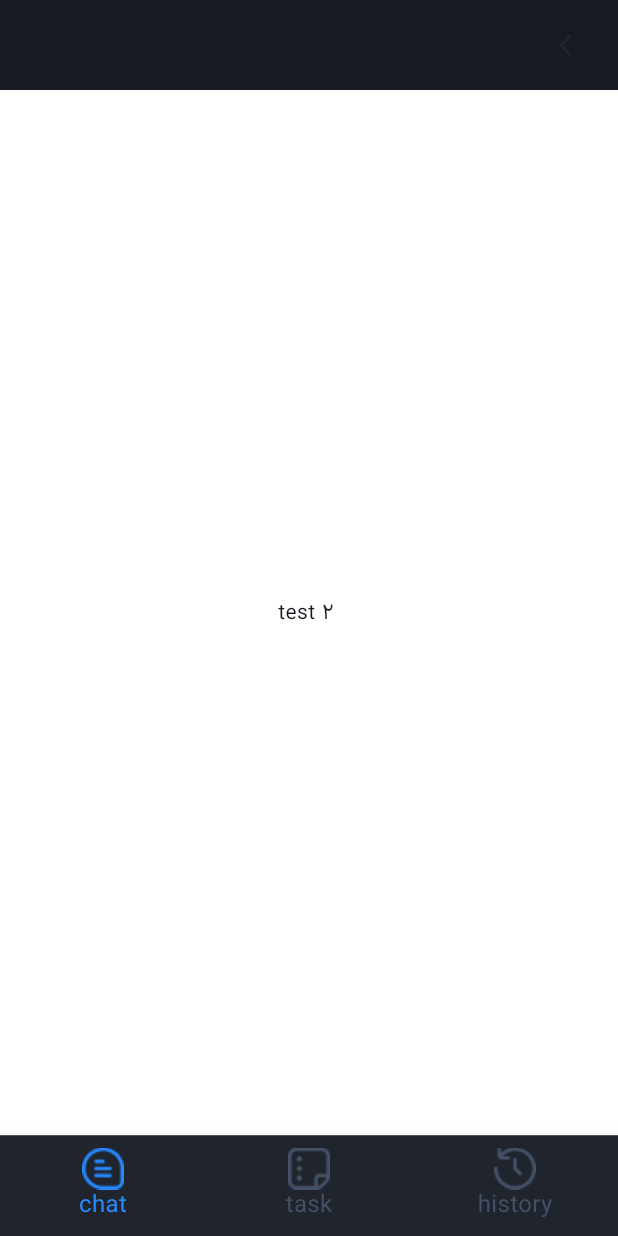
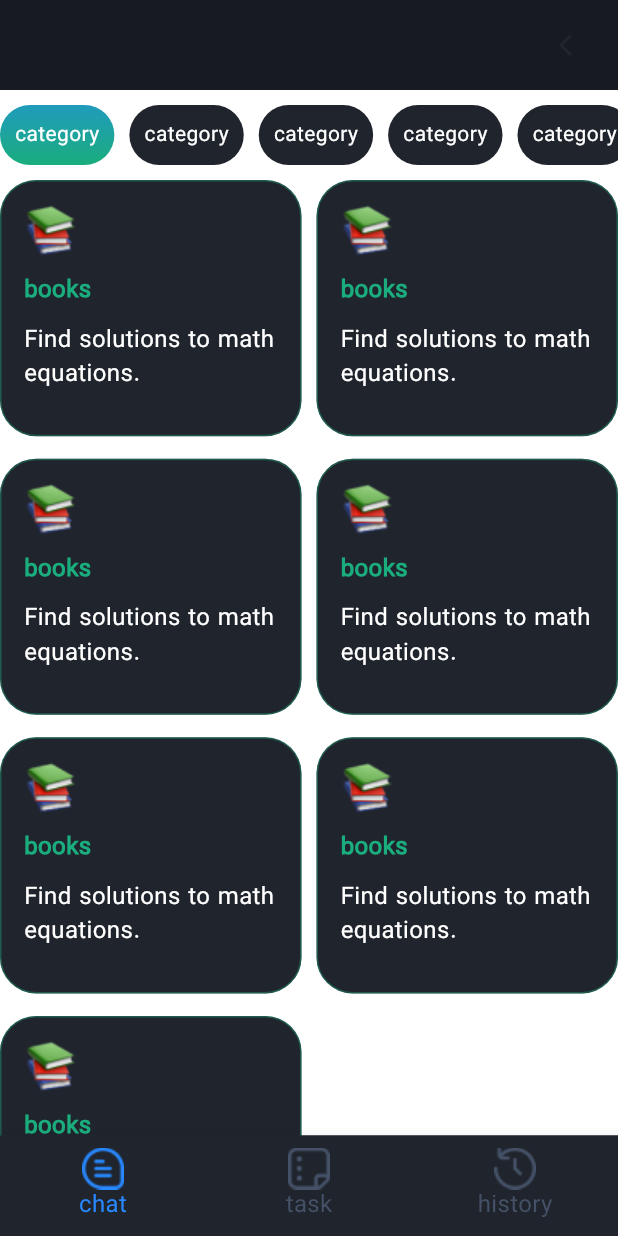
Before and after one commit to amirzt/gpt_client, a Flutter app: the screen it shows after launch, swiped to page 2, on a phone screen of 412 x 824 dp. Run offline on Flutter 3.47's test engine with Material 2 defaults, Android fonts, the phone set to English and light mode, and no system bars; our stand-ins replace easy_localization, font_awesome_flutter, get, package_info_plus, progress_indicators, shared_preferences and 2 more; missing offline and left inert: platform_device_id_v3.

Commit message:
added tasks page

```diff
--- a/lib/core/colors.dart
+++ b/lib/core/colors.dart
@@ -11,7 +11,7 @@ class GlobalColors {
   static Color grey = const Color.fromARGB(255, 72, 72, 72);
 
   // text
-  static Color borderColor = const Color.fromARGB(255, 26, 173, 125);
+  static Color borderColor = const Color.fromARGB(102, 26, 173, 125);
   static Color greenTextColor = const Color.fromARGB(255, 26, 173, 125);
   static Color whiteTextColor = const Color.fromARGB(255, 255, 255, 255);
   static Color bodyTextColor = const Color.fromARGB(255, 225, 225, 225);
--- a/lib/module/task/task_controller.dart
+++ b/lib/module/task/task_controller.dart
@@ -9,8 +9,25 @@ class TaskController extends GetxController {
 
   var selectedIndex = 0.obs;
 
-  List<Category> categories = [];
-  List<Task> items = [];
+  List<Category> categories = [
+    Category(name: 'category', id: 1),
+    Category(name: 'category', id: 1),
+    Category(name: 'category', id: 1),
+    Category(name: 'category', id: 1),
+    Category(name: 'category', id: 1),
+    Category(name: 'category', id: 1),
+
+  ];
+  List<Task> items = [
+    Task(name: 'books', id: 1, icon: 'assets/icons/studying.png', description: 'Find solutions to math equations.', offline: true, script: 'script'),
+    Task(name: 'books', id: 1, icon: 'assets/icons/studying.png', description: 'Find solutions to math equations.', offline: true, script: 'script'),
+    Task(name: 'books', id: 1, icon: 'assets/icons/studying.png', description: 'Find solutions to math equations.', offline: true, script: 'script'),
+    Task(name: 'books', id: 1, icon: 'assets/icons/studying.png', description: 'Find solutions to math equations.', offline: true, script: 'script'),
+    Task(name: 'books', id: 1, icon: 'assets/icons/studying.png', description: 'Find solutions to math equations.', offline: true, script: 'script'),
+    Task(name: 'books', id: 1, icon: 'assets/icons/studying.png', description: 'Find solutions to math equations.', offline: true, script: 'script'),
+    Task(name: 'books', id: 1, icon: 'assets/icons/studying.png', description: 'Find solutions to math equations.', offline: true, script: 'script'),
+
+  ];
 
   getCategories() async{
     isCategoryLoading.value = true;
--- a/lib/module/task/task_page.dart
+++ b/lib/module/task/task_page.dart
@@ -2,6 +2,8 @@
 import 'package:flutter/material.dart';
 import 'package:get/get.dart';
 import 'package:gpt/module/task/task_controller.dart';
+import 'package:gpt/module/task/widgets/categories_widget.dart';
+import 'package:gpt/module/task/widgets/task_item_widget.dart';
 
 class Taskpage extends GetView<TaskController>{
   const Taskpage({super.key});
@@ -10,9 +12,29 @@ class Taskpage extends GetView<TaskController>{
   Widget build(BuildContext context) {
     Get.put(TaskController());
     return Scaffold(
-      body: Center(
-        child: Text('test 2 '),
-      ),
+      body: Column(
+        children: [
+          const SizedBox(
+            height: 60,
+              child: CategoriesWidget()),
+          Expanded(
+            child: GridView.builder(
+              itemCount: controller.items.length,
+              gridDelegate: SliverGridDelegateWithFixedCrossAxisCount(
+                childAspectRatio: MediaQuery.of(context).size.width / (350),
+
+                crossAxisCount: 2,
+                crossAxisSpacing: 10,
+                mainAxisSpacing: 15,
+              ),
+                itemBuilder: (context, index){
+                return TaskItemWidget(controller.items[index]);
+                },
+
+            ),
+          )
+        ],
+      )
     );
   }
 
--- /dev/null
+++ b/lib/module/task/widgets/categories_widget.dart
@@ -0,0 +1,56 @@
+import 'package:flutter/cupertino.dart';
+import 'package:flutter/material.dart';
+import 'package:flutter/src/widgets/framework.dart';
+import 'package:get/get.dart';
+import 'package:gpt/core/colors.dart';
+import 'package:gpt/module/home/home_controller.dart';
+import 'package:gpt/module/task/task_controller.dart';
+
+class CategoriesWidget extends GetWidget<TaskController> {
+  const CategoriesWidget({super.key});
+
+  @override
+  Widget build(BuildContext context) {
+    return ListView.builder(
+        itemCount: controller.categories.length,
+        scrollDirection: Axis.horizontal,
+        itemBuilder: (context, index) {
+          return GestureDetector(
+            child: Padding(
+              padding: const EdgeInsets.only(top: 10, bottom: 10, right: 10),
+              child: Container(
+                // height: 30,
+                decoration: BoxDecoration(
+                    gradient: controller.selectedIndex.value == index
+                        ? LinearGradient(
+                      colors: [
+                        GlobalColors.bubbleGradientStart,
+                        GlobalColors.bubbleGradientEnd,
+                      ],
+                      begin: Alignment.bottomCenter,
+                      end: Alignment.topCenter,
+                    )
+                        : LinearGradient(
+                      colors: [
+                        GlobalColors.secondBackgroundColor,
+                        GlobalColors.secondBackgroundColor,
+                      ],
+                      begin: Alignment.bottomCenter,
+                      end: Alignment.topCenter,
+                    ),
+                    borderRadius: BorderRadius.circular(100)),
+                child: Padding(
+                  padding: const EdgeInsets.all(10),
+                  child: Center(
+                    child: Text(controller.categories[index].name,
+                      style: TextStyle(
+                          color: GlobalColors.whiteTextColor
+                      ),),
+                  ),
+                ),
+              ),
+            ),
+          );
+        });
+  }
+}
--- a/lib/module/task/widgets/task_item_widget.dart
+++ b/lib/module/task/widgets/task_item_widget.dart
@@ -12,12 +12,13 @@ class TaskItemWidget extends StatelessWidget {
     return Container(
       decoration: BoxDecoration(
         borderRadius: BorderRadius.circular(24),
-        color: GlobalColors.secondPrimaryColor,
+        color: GlobalColors.secondBackgroundColor,
         border: Border.all(color: GlobalColors.borderColor, width: 1),
       ),
       child: Padding(
-        padding: const EdgeInsets.all(10),
+        padding: const EdgeInsets.all(15),
         child: Column(
+          crossAxisAlignment: CrossAxisAlignment.start,
           children: [
             task.offline ? Image.asset(task.icon) : Image.network(task.icon),
             const SizedBox(
```
Also changed, not shown: lib/module/task/widgets/recommended_task_widget.dart (deleted, +0 -72 lines).
